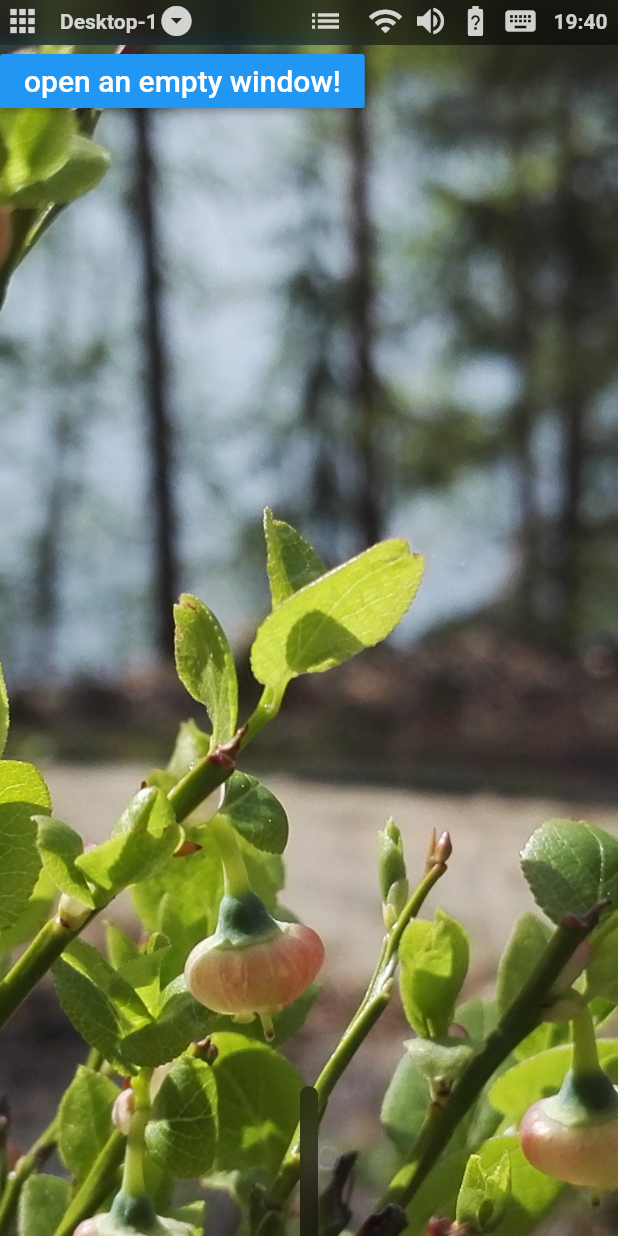
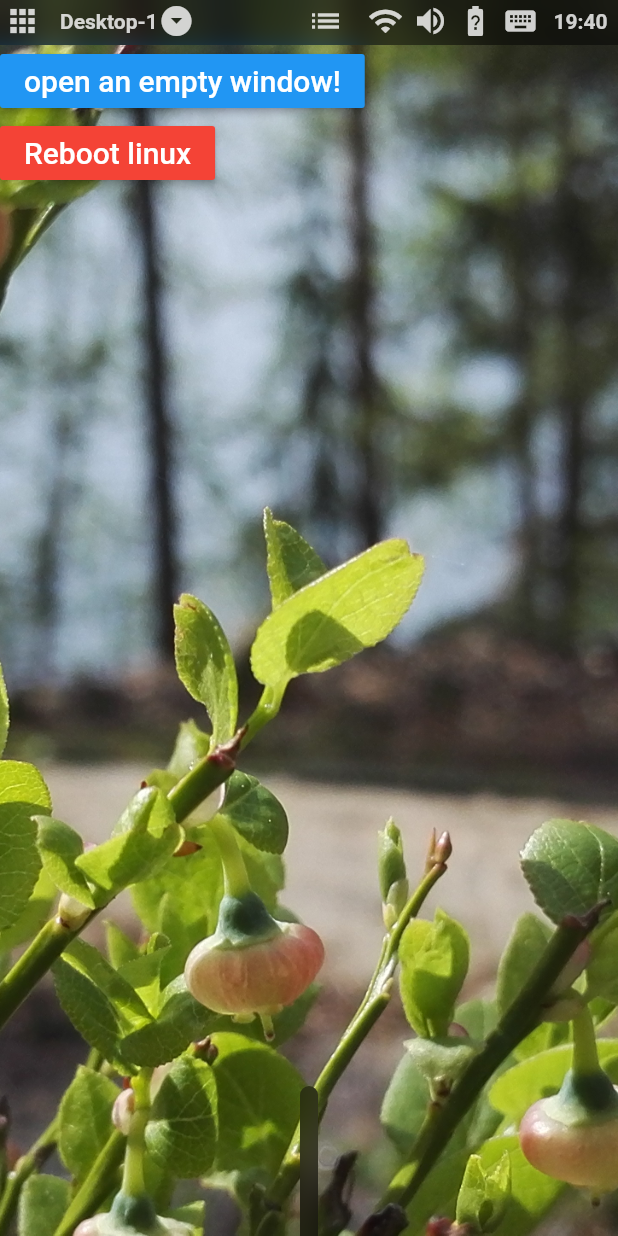
Before and after one commit to Jappe02/jappeOsDesktop, a Flutter app: the desktop screen opened directly, on a phone screen of 412 x 824 dp. Run offline on Flutter 3.47's test engine with Material 2 defaults, Android fonts, the light colour scheme and no system bars.

Commit message:
added linux manager

```diff
--- a/lib/desktop.dart
+++ b/lib/desktop.dart
@@ -1,6 +1,7 @@
 import 'dart:ui';
 import 'package:flutter/material.dart';
 import 'dart:async';
+import 'dart:io';
 
 void main() {
   runApp(SimpaDesktop());
@@ -80,7 +81,17 @@ class _MyDesktopPageState extends State<desktop> {
                             ],
                           ),
                           Row(
-
+                            children: <Widget>[
+                              RaisedButton( // button to restart the os on linux
+                                onPressed: () {
+                                  //Process.run('reboot', [' ']);
+                                },
+                                child: Text('Reboot linux',
+                                style: TextStyle(fontSize: 20,)),
+                                color: Colors.red,
+                                textColor: Colors.white,
+                              ),
+                            ],
                           ),
                           Row(
 
```
